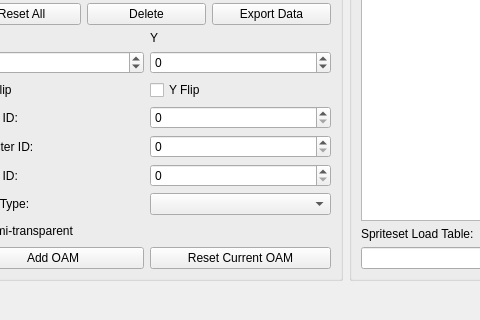
Above: Dialog/SpritesEditorDialog.ui from wario-land/WL4Editor before the change; both pictures show x 459 to 939 and y 354 to 674 of the 1211 by 674 pixel window. Below: the same form after it.
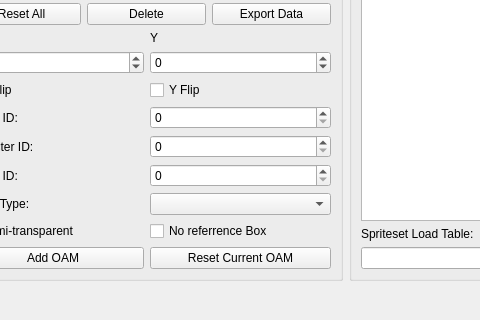
That is the form after the change. Custom widgets are drawn as their Qt base class.

```diff
--- a/Dialog/SpritesEditorDialog.ui
+++ b/Dialog/SpritesEditorDialog.ui
@@ -374,6 +374,13 @@
             </property>
            </widget>
           </item>
+          <item row="7" column="1">
+           <widget class="QCheckBox" name="checkBox_NoReferBox">
+            <property name="text">
+             <string>No referrence Box</string>
+            </property>
+           </widget>
+          </item>
          </layout>
         </item>
        </layout>
```
